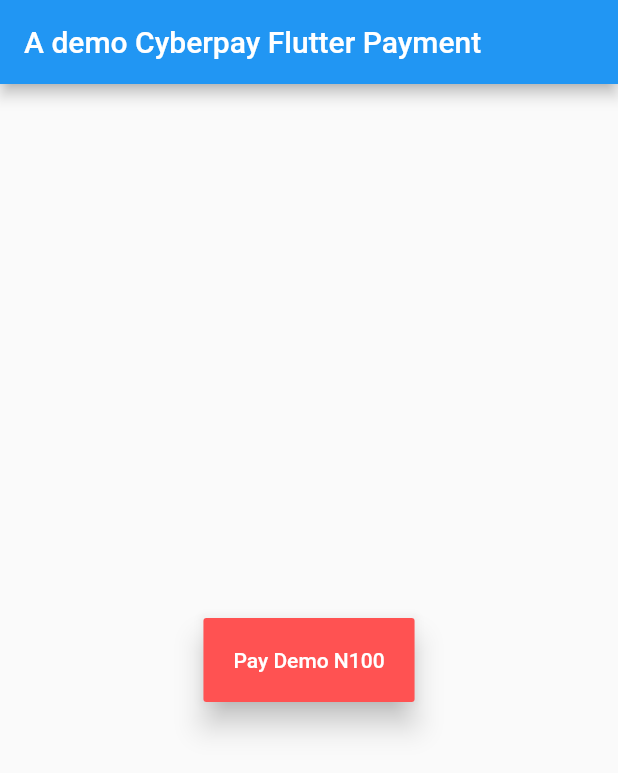
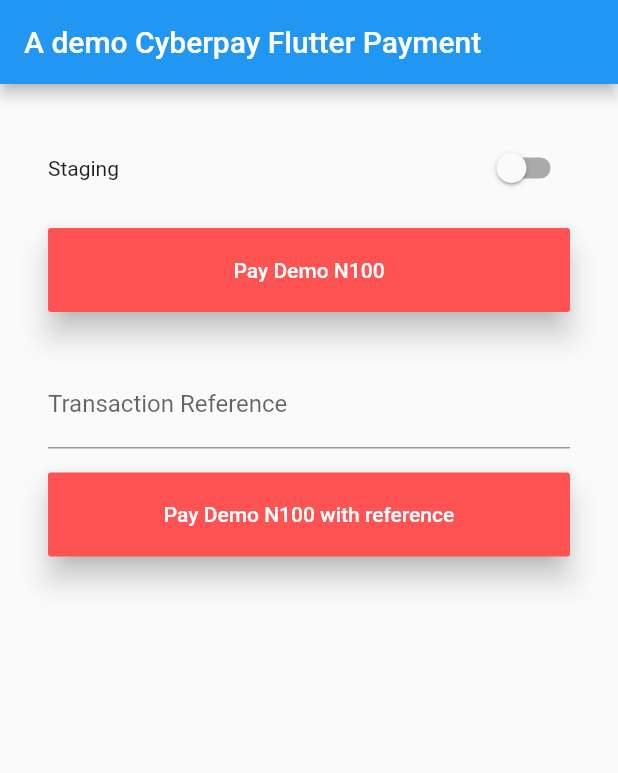
Before and after one commit to cyberspace-ltd/cyberpay-flutter-sdk, a Flutter app: the screen it shows after launch, after a tap on "Pay Demo N100", on a phone screen of 412 x 824 dp. Shown: the top 773 px of the screen. Run offline on Flutter 3.47's test engine with Material 2 defaults, Android fonts, the phone set to English and light mode, and no system bars.

```diff
--- a/example/lib/main.dart
+++ b/example/lib/main.dart
@@ -1,10 +1,11 @@
-import 'package:flutter/material.dart';
 import 'dart:async';
 
+import 'package:flutter/material.dart';
 import 'package:flutter/services.dart';
 import 'package:cyberpayflutter/cyberpayflutter.dart';
 
 void main() {
+  WidgetsFlutterBinding.ensureInitialized();
   runApp(MyApp());
 }
 
@@ -14,19 +15,23 @@ class MyApp extends StatefulWidget {
 }
 
 class _MyAppState extends State<MyApp> {
+  bool liveMode = false;
+  String transactionRef = "";
+  final _formKey = GlobalKey<FormState>();
+
   @override
   void initState() {
     super.initState();
   }
 
-
   // Platform messages are asynchronous, so we initialize in an async method.
   Future<void> makePaymentWithReference() async {
     try {
       var result = await Cyberpayflutter.makePaymentWithReference(
-          integrationKey: "MERCHANT_INTEGRATION_KEY",
-          reference: "REFERENCE_GOTTEN_FROM_SERVER",
-          liveMode: false);
+        integrationKey: "005e84081f9f408586de873338fa54b7",
+        reference: transactionRef.trim(),
+        liveMode: liveMode,
+      );
       if (result.isPaymentSuccessFul) {
         print(
             "Payment is Successfult, Your Payment Reference: ${result.paymentReference}");
@@ -42,9 +47,9 @@ class _MyAppState extends State<MyApp> {
   Future<void> makeSamplePayment() async {
     try {
       var result = await Cyberpayflutter.makePayment(
-          integrationKey: "MERCHANT_INTEGRATION_KEY",
+          integrationKey: "005e84081f9f408586de873338fa54b7",
           amount: 10000,
-          customerEmail: "CUSTOMER_EMAIL",
+          customerEmail: "sample@demoemail.com",
           liveMode: false);
       if (result.isPaymentSuccessFul) {
         print(
@@ -66,18 +71,70 @@ class _MyAppState extends State<MyApp> {
         appBar: AppBar(
           title: const Text('A demo Cyberpay Flutter Payment'),
         ),
-        body: Center(
-            child: MaterialButton(
+        body: Padding(
+          padding: const EdgeInsets.all(32.0),
+          child: Center(
+            child: Form(
+              key: _formKey,
+              child: Column(
+                crossAxisAlignment: CrossAxisAlignment.stretch,
+                mainAxisAlignment: MainAxisAlignment.start,
+                children: [
+                  Row(
+                    mainAxisAlignment: MainAxisAlignment.spaceBetween,
+                    children: [
+                      liveMode ? Text("Production") : Text("Staging"),
+                      Switch(
+                          value: liveMode,
+                          onChanged: (bool newValue) {
+                            setState(() {
+                              liveMode = newValue;
+                            });
+                          })
+                    ],
+                  ),
+                  SizedBox(height: 16),
+                  MaterialButton(
                     child: Text('Pay Demo N100'),
+                    onPressed: () => makeSamplePayment(),
                     elevation: 8,
+                    highlightElevation: 2,
                     color: Colors.redAccent,
+                    padding: EdgeInsets.all(20.0),
                     colorBrightness: Brightness.dark,
+                  ),
+                  SizedBox(height: 32),
+                  TextFormField(
+                    validator: (value) => value!.isEmpty ? "Required" : null,
+                    decoration: InputDecoration(
+                      labelText: "Transaction Reference",
+                      hintText: "Enter Transaction Reference",
+                    ),
+                    onChanged: (value) {
+                      setState(() {
+                        transactionRef = value;
+                      });
+                    },
+                  ),
+                  SizedBox(height: 16),
+                  MaterialButton(
+                    child: Text('Pay Demo N100 with reference'),
+                    onPressed: () {
+                      if (_formKey.currentState!.validate()) {
+                        makePaymentWithReference();
+                      }
+                    },
+                    elevation: 8,
                     highlightElevation: 2,
+                    color: Colors.redAccent,
                     padding: EdgeInsets.all(20.0),
-          onPressed: () {
-            makeSamplePayment();
-          },
-        )),
+                    colorBrightness: Brightness.dark,
+                  ),
+                ],
+              ),
+            ),
+          ),
+        ),
       ),
     );
   }
--- a/lib/cyberpayflutter.dart
+++ b/lib/cyberpayflutter.dart
@@ -4,9 +4,9 @@
 
 import 'dart:async';
 
-import 'package:cyberpayflutter/model/cyberpay_result.dart';
 import 'package:flutter/material.dart';
 import 'package:flutter/services.dart';
+import 'package:cyberpayflutter/model/cyberpay_result.dart';
 
 /// API for processing payment using the Cyberpay SDK
 class Cyberpayflutter {
@@ -16,17 +16,17 @@ class Cyberpayflutter {
   /// This constructor is only used for testing and shouldn't be accessed by
   /// users of the plugin. It isn't useful for this plugin.
   @visibleForTesting
-  static Future<String> get platformVersion async {
-    final String version = await _channel.invokeMethod('getPlatformVersion');
+  static Future<String?> get platformVersion async {
+    final String? version = await _channel.invokeMethod('getPlatformVersion');
     return version;
   }
 
   /// Function to make a new payment. Returns a CyberpayResult class.
   static Future<CyberpayResult> makePayment({
-    @required String integrationKey,
-    @required double amount,
-    @required String customerEmail,
-    @required bool liveMode,
+    required String integrationKey,
+    required double amount,
+    required String customerEmail,
+    required bool liveMode,
   }) async {
     final Map<String, dynamic> params = <String, dynamic>{
       "integrationKey": integrationKey,
@@ -36,7 +36,7 @@ class Cyberpayflutter {
     };
 
     try {
-      final String result = await _channel.invokeMethod('checkout', params);
+      final String? result = await _channel.invokeMethod('checkout', params);
       var _paymentReference = '$result';
       return CyberpayResult(
           isPaymentSuccessFul: true, paymentReference: _paymentReference);
@@ -50,9 +50,9 @@ class Cyberpayflutter {
   /// Function to make a new payment, when transaction has already been initated from the server.
   /// Returns a CyberpayResult class.
   static Future<CyberpayResult> makePaymentWithReference({
-    @required String integrationKey,
-    @required String reference,
-    @required bool liveMode,
+    required String integrationKey,
+    required String reference,
+    required bool liveMode,
   }) async {
     final Map<String, dynamic> params = <String, dynamic>{
       "integrationKey": integrationKey,
--- a/lib/model/cyberpay_result.dart
+++ b/lib/model/cyberpay_result.dart
@@ -4,11 +4,14 @@ class CyberpayResult {
   bool isPaymentSuccessFul;
 
   /// The payment reference
-  String paymentReference;
+  String? paymentReference;
 
   /// The error message returned when a payment fails. This returns null when payment is successful
-  String errorMessage;
+  String? errorMessage;
 
-  CyberpayResult(
-      {this.isPaymentSuccessFul, this.paymentReference, this.errorMessage});
+  CyberpayResult({
+    required this.isPaymentSuccessFul,
+    this.paymentReference,
+    this.errorMessage,
+  });
 }
--- a/pubspec.yaml
+++ b/pubspec.yaml
@@ -1,11 +1,11 @@
 name: cyberpayflutter
 description: The Cyberpay Flutter SDK will serve as an easy to use the library to quickly integrate payment to your mobile application.
-version: 1.0.3
+version: 1.0.4
 homepage: https://github.com/cyberspace-ltd/cyberpay-flutter-sdk
 
 environment:
-  sdk: ">=2.7.0 <3.0.0"
-  flutter: ">=1.10.0"
+  sdk: ">=2.13.4 <3.0.0"
+  flutter: ">=2.2.3"
 
 dependencies:
   flutter:
```
Also changed, not shown: example/pubspec.yaml (+2 -5 lines), example/pubspec.lock, pubspec.lock, 7 other files. Lines whose indentation alone changed are shown as unchanged.
